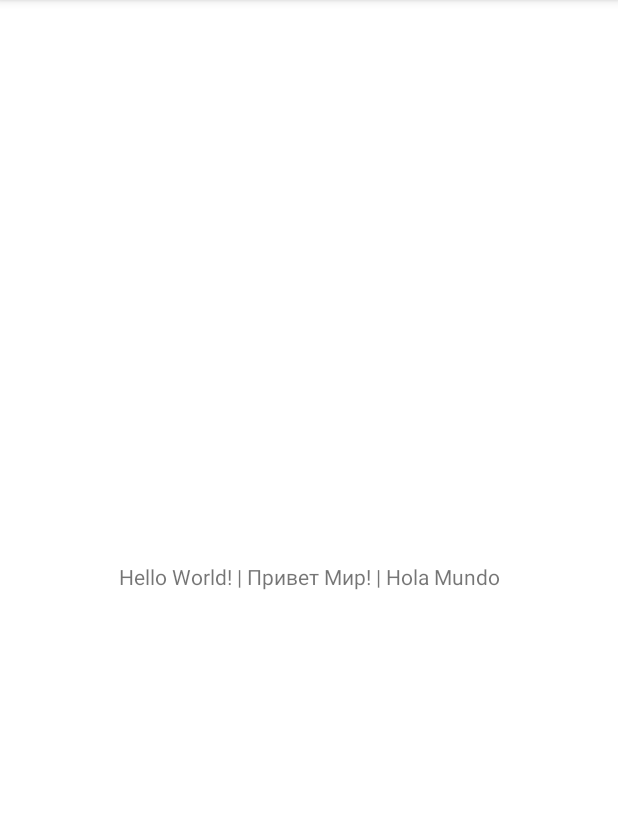
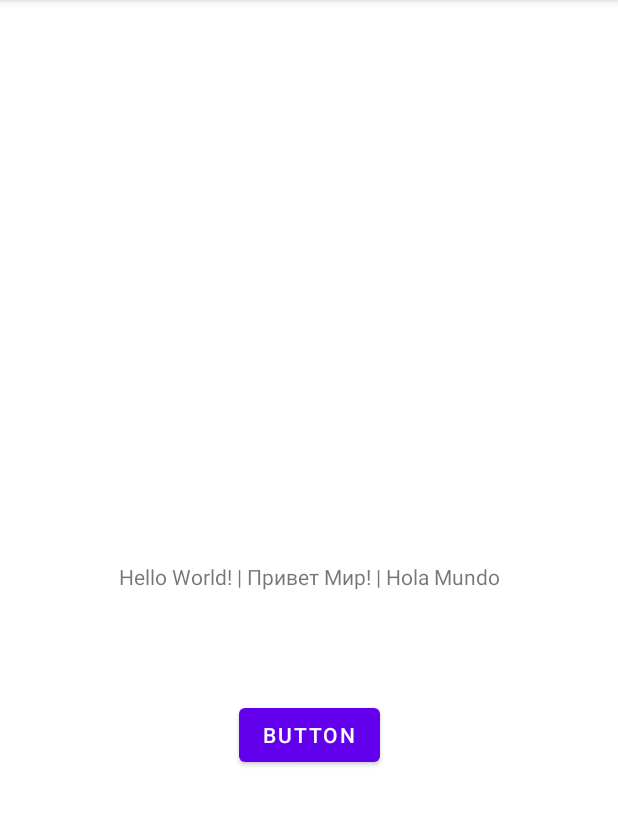
Before and after one commit to Alex-First/my_academy, an Android app: the screen it shows after launch (MainActivity), on a phone screen of 412 x 824 dp, the part 84-910 px from its top. Run offline under Robolectric (Android 15) with nearby library versions, the phone set to English and light mode, and no system bars.

```diff
--- a/app/src/main/AndroidManifest.xml
+++ b/app/src/main/AndroidManifest.xml
@@ -9,6 +9,10 @@
         android:roundIcon="@mipmap/ic_launcher_round"
         android:supportsRtl="true"
         android:theme="@style/Theme.MyAcademy">
+        <service
+            android:name=".MyIntentService"/>
+
+        <activity android:name=".ActivitySecond" />
         <activity android:name=".MainActivity">
             <intent-filter>
                 <action android:name="android.intent.action.MAIN" />
--- a/app/src/main/res/layout/activity_main.xml
+++ b/app/src/main/res/layout/activity_main.xml
@@ -15,4 +15,19 @@
         app:layout_constraintRight_toRightOf="parent"
         app:layout_constraintTop_toTopOf="parent" />
 
+    <Button
+        android:id="@+id/buttonToSecondActivity"
+        android:layout_width="wrap_content"
+        android:layout_height="wrap_content"
+        android:text="Button"
+        app:layout_constraintBottom_toBottomOf="parent"
+        app:layout_constraintEnd_toEndOf="parent"
+        app:layout_constraintLeft_toLeftOf="parent"
+        app:layout_constraintRight_toRightOf="parent"
+        app:layout_constraintStart_toStartOf="parent"
+        app:layout_constraintTop_toTopOf="parent"
+        app:layout_constraintVertical_bias="0.647"
+        android:onClick="onClickToSecondActivity"/>
+
+
 </androidx.constraintlayout.widget.ConstraintLayout>
```
Also changed, not shown: app/src/main/java/academy/alexfirst/app/ActivitySecond.kt (added, +44 -0 lines), app/src/main/java/academy/alexfirst/app/MainActivity.kt (+8 -0 lines), app/src/main/java/academy/alexfirst/app/MyIntentService.kt (added, +27 -0 lines), app/src/main/res/layout/activity_second.xml (added, +9 -0 lines).
